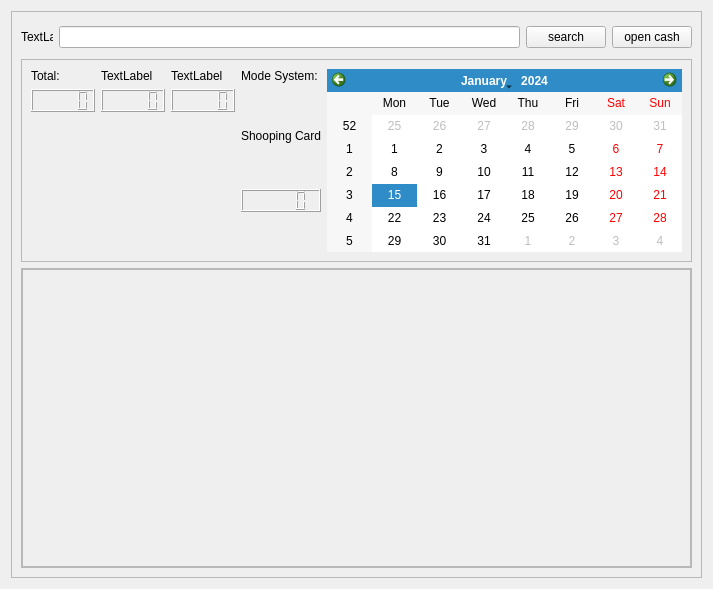
saulkali/SirreFacc, file ui/main_widget.ui: the form before one commit.
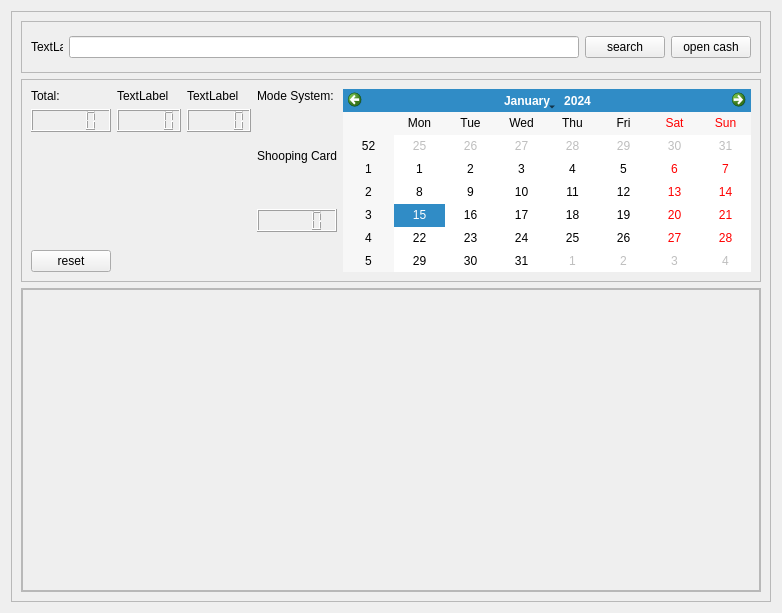
The form after the commit.

Diff of the .ui file:
```diff
--- a/ui/main_widget.ui
+++ b/ui/main_widget.ui
@@ -6,8 +6,8 @@
    <rect>
     <x>0</x>
     <y>0</y>
-    <width>713</width>
-    <height>589</height>
+    <width>782</width>
+    <height>613</height>
    </rect>
   </property>
   <property name="windowTitle">
@@ -26,6 +26,27 @@
       <item>
        <layout class="QVBoxLayout" name="verticalLayout_2">
         <item>
+         <widget class="QFrame" name="frame_search">
+          <property name="sizePolicy">
+           <sizepolicy hsizetype="Preferred" vsizetype="Minimum">
+            <horstretch>0</horstretch>
+            <verstretch>0</verstretch>
+           </sizepolicy>
+          </property>
+          <property name="minimumSize">
+           <size>
+            <width>0</width>
+            <height>40</height>
+           </size>
+          </property>
+          <property name="frameShape">
+           <enum>QFrame::StyledPanel</enum>
+          </property>
+          <property name="frameShadow">
+           <enum>QFrame::Raised</enum>
+          </property>
+          <layout class="QVBoxLayout" name="verticalLayout_9">
+           <item>
          <layout class="QHBoxLayout" name="horizontalLayout">
           <item>
            <widget class="QLabel" name="label">
@@ -71,6 +92,9 @@
           </item>
          </layout>
         </item>
+          </layout>
+         </widget>
+        </item>
         <item>
          <widget class="QFrame" name="frame_controls">
           <property name="sizePolicy">
@@ -113,6 +137,13 @@
                  </property>
                 </spacer>
                </item>
+               <item>
+                <widget class="QPushButton" name="button_reset_shopping_car">
+                 <property name="text">
+                  <string>reset</string>
+                 </property>
+                </widget>
+               </item>
               </layout>
              </item>
              <item>
@@ -284,8 +315,8 @@
                <rect>
                 <x>0</x>
                 <y>0</y>
-                <width>657</width>
-                <height>218</height>
+                <width>726</width>
+                <height>216</height>
                </rect>
               </property>
              </widget>
```
Lines whose indentation alone changed are shown as unchanged.
